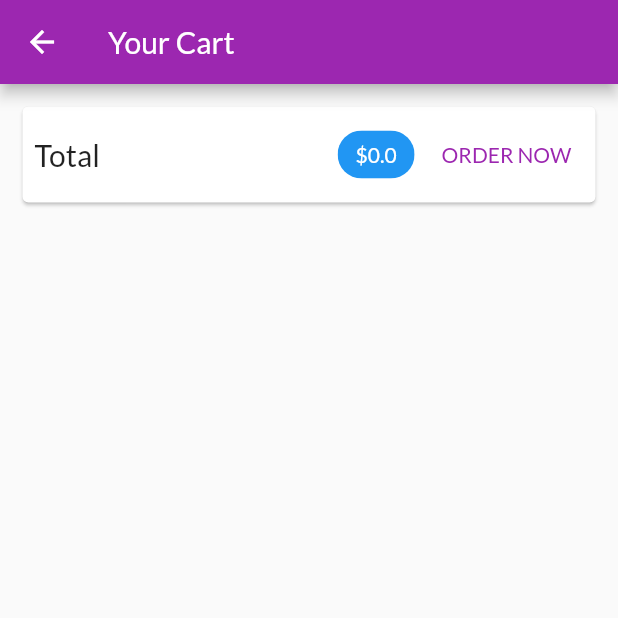
After one commit to GrafSoul/shop-app-flutter, a Flutter app: the CartScreen screen opened by its route, on a phone screen of 412 x 824 dp, the top half of it. The commit adds this screen. Run offline on Flutter 3.47's test engine with Material 2 defaults, Android fonts, the phone set to English and light mode, and no system bars; network calls fail.

Commit message:
feat: Added Cart Screen

```diff
--- a/lib/main.dart
+++ b/lib/main.dart
@@ -1,8 +1,10 @@
 import 'package:flutter/material.dart';
 import 'package:provider/provider.dart';
 
-import '../screens/product_detail_screen.dart';
+import './screens/product_detail_screen.dart';
 import './screens/products_overview_screen.dart';
+import './screens/cart_screen.dart';
+
 import './providers/products.dart';
 import './providers/cart.dart';
 
@@ -38,7 +40,8 @@ class MyApp extends StatelessWidget {
         home: const ProductsOverviewScreen(),
         routes: {
           ProductDetailScreen.routeName: (context) =>
-              const ProductDetailScreen()
+              const ProductDetailScreen(),
+          CartScreen.routeName: (context) => const CartScreen()
         },
       ),
     );
--- a/lib/providers/cart.dart
+++ b/lib/providers/cart.dart
@@ -27,6 +27,18 @@ class Cart with ChangeNotifier {
     return _items.length;
   }
 
+  double get totalAmount {
+    var total = 0.0;
+
+    _items.forEach(
+      (key, cartItem) => {
+        total += cartItem.price * cartItem.quantity,
+      },
+    );
+
+    return total;
+  }
+
   void addItem(String productId, double price, String title) {
     if (_items.containsKey(productId)) {
       //
--- /dev/null
+++ b/lib/screens/cart_screen.dart
@@ -0,0 +1,58 @@
+import 'dart:ui';
+
+import 'package:flutter/material.dart';
+import 'package:provider/provider.dart';
+
+import '../providers/cart.dart';
+
+class CartScreen extends StatelessWidget {
+  static const routeName = '/cart';
+
+  const CartScreen({super.key});
+
+  @override
+  Widget build(BuildContext context) {
+    final cart = Provider.of<Cart>(context);
+
+    return Scaffold(
+      appBar: AppBar(
+        title: const Text('Your Cart'),
+      ),
+      body: Column(
+        children: <Widget>[
+          Card(
+            margin: const EdgeInsets.all(15),
+            child: Padding(
+              padding: const EdgeInsets.all(8),
+              child: Row(
+                mainAxisAlignment: MainAxisAlignment.spaceBetween,
+                children: <Widget>[
+                  const Text(
+                    'Total',
+                    style: TextStyle(
+                      fontSize: 20,
+                    ),
+                  ),
+                  const Spacer(),
+                  Chip(
+                    label: Text(
+                      '\$${cart.totalAmount}',
+                      style: const TextStyle(
+                        color: Colors.white,
+                      ),
+                    ),
+                    backgroundColor: Theme.of(context).primaryColor,
+                  ),
+                  const SizedBox(
+                    width: 10,
+                  ),
+                  TextButton(onPressed: () {}, child: const Text('ORDER NOW'))
+                ],
+              ),
+            ),
+          )
+        ],
+      ),
+    );
+  }
+}
--- a/lib/screens/products_overview_screen.dart
+++ b/lib/screens/products_overview_screen.dart
@@ -2,6 +2,8 @@
 
 import 'package:flutter/material.dart';
 import 'package:provider/provider.dart';
+
+import './cart_screen.dart';
 
 import '../widgets/products_grid.dart';
 import '../widgets/badge.dart';
@@ -42,7 +44,9 @@ class _ProductsOverviewScreenState extends State<ProductsOverviewScreen> {
               icon: const Icon(
                 Icons.shopping_cart,
               ),
-              onPressed: () {},
+              onPressed: () {
+                Navigator.of(context).pushNamed(CartScreen.routeName);
+              },
             ),
           ),
           PopupMenuButton(
--- a/lib/widgets/product_item.dart
+++ b/lib/widgets/product_item.dart
@@ -18,7 +18,7 @@ class ProductItem extends StatelessWidget {
 
   @override
   Widget build(BuildContext context) {
-    final product = Provider.of<Product>(context, listen: false);
+    final product = Provider.of<Product>(context);
     final cart = Provider.of<Cart>(context, listen: false);
 
     return
```
